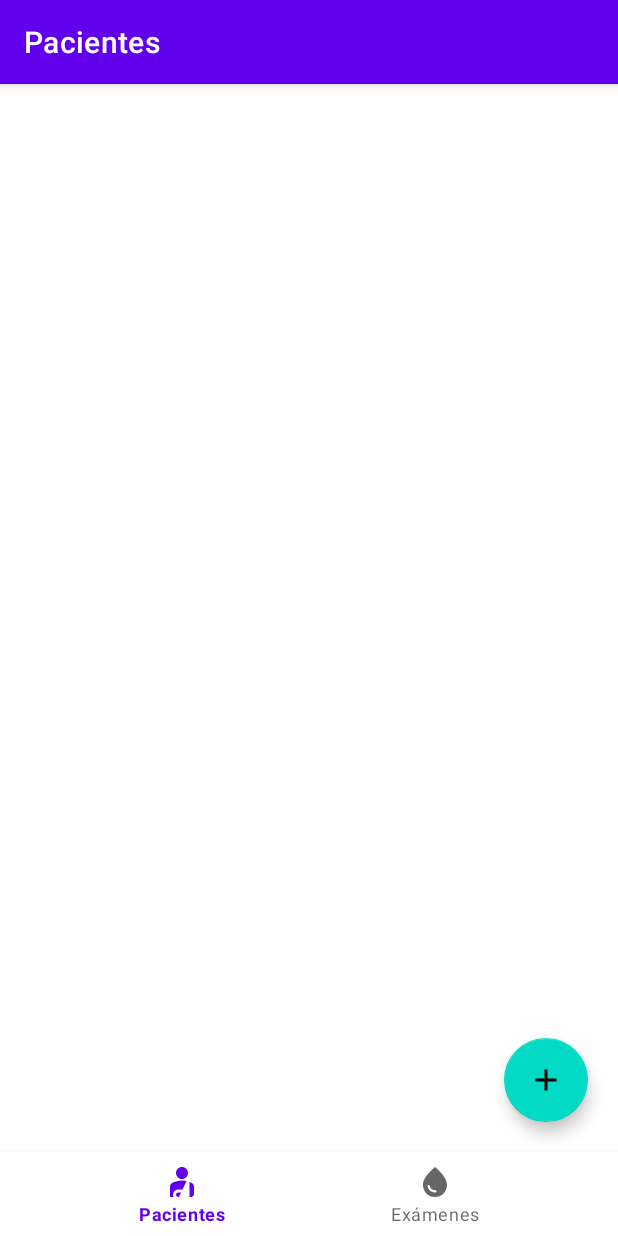
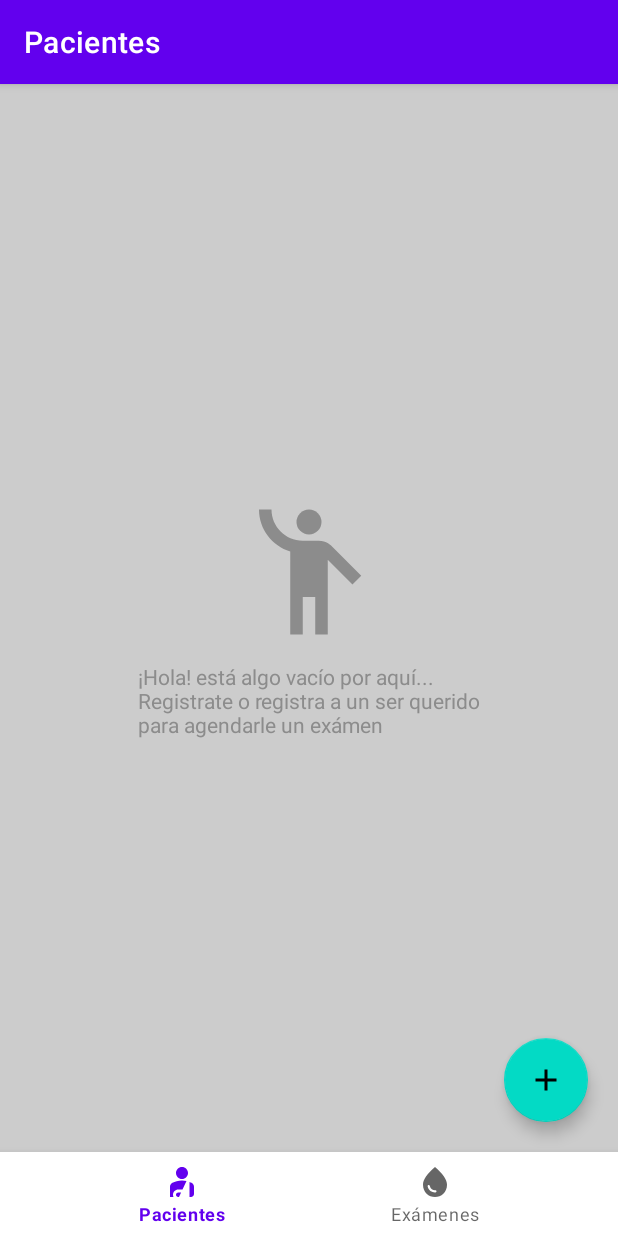
Before and after one commit to Antonioescp/laboratorio-pro-c-mobile-app, an Android app: the screen it shows after launch (MainActivity), on a phone screen of 412 x 824 dp. Run offline under Robolectric (Android 15) with nearby library versions, the phone set to English and light mode, and no system bars; our stand-ins replace Room's generated code, Timber, data binding, navigation-ui; 2 statements that could not run were skipped.

Commit message:
Added empty screen when there are no patients

```diff
--- a/app/src/main/java/com/gameloop/laboratorioclinicoproc/views/patients/MyPatientsViewModel.kt
+++ b/app/src/main/java/com/gameloop/laboratorioclinicoproc/views/patients/MyPatientsViewModel.kt
@@ -2,6 +2,7 @@ package com.gameloop.laboratorioclinicoproc.views.patients
 
 import androidx.lifecycle.LiveData
 import androidx.lifecycle.MutableLiveData
+import androidx.lifecycle.Transformations
 import androidx.lifecycle.ViewModel
 import androidx.lifecycle.viewModelScope
 import com.gameloop.laboratorioclinicoproc.database.dao.PatientDao
@@ -10,6 +11,12 @@ import kotlinx.coroutines.launch
 
 class MyPatientsViewModel(private val patientsDao: PatientDao) : ViewModel() {
     val patients = patientsDao.getAll()
+
+    val noPatients = Transformations.map(patients) {
+        it?.let {
+            it.isEmpty()
+        }
+    }
 
     private val _eventNavigateToAddPatient = MutableLiveData<Boolean>()
     val eventNavigateToAddPatient: LiveData<Boolean> = _eventNavigateToAddPatient
--- /dev/null
+++ b/app/src/main/res/drawable/ic_baseline_emoji_people_24.xml
@@ -0,0 +1,6 @@
+<vector android:height="24dp" android:tint="#FFFFFF"
+    android:viewportHeight="24" android:viewportWidth="24"
+    android:width="24dp" xmlns:android="http://schemas.android.com/apk/res/android">
+    <path android:fillColor="@android:color/white" android:pathData="M12,4m-2,0a2,2 0,1 1,4 0a2,2 0,1 1,-4 0"/>
+    <path android:fillColor="@android:color/white" android:pathData="M15.89,8.11C15.5,7.72 14.83,7 13.53,7c-0.21,0 -1.42,0 -2.54,0C8.24,6.99 6,4.75 6,2H4c0,3.16 2.11,5.84 5,6.71V22h2v-6h2v6h2V10.05L18.95,14l1.41,-1.41L15.89,8.11z"/>
+</vector>
--- a/app/src/main/res/layout/fragment_my_patients.xml
+++ b/app/src/main/res/layout/fragment_my_patients.xml
@@ -8,17 +8,58 @@
                     name="viewModel"
                     type="com.gameloop.laboratorioclinicoproc.views.patients.MyPatientsViewModel"
                     />
+                <import type="android.view.View"/>
         </data>
         <FrameLayout
             android:id="@+id/flMain"
             android:layout_width="match_parent"
             android:layout_height="match_parent">
+
+                <!-- List of registered patients -->
                 <androidx.recyclerview.widget.RecyclerView
                     android:id="@+id/rv_patients"
                     android:layout_width="match_parent"
                     android:layout_height="match_parent"
                     tools:listitem="@layout/list_item_patient"
+                    android:visibility="@{viewModel.noPatients ? View.GONE : View.VISIBLE}"
                     />
+
+                <!-- Empty patients view -->
+                <androidx.constraintlayout.widget.ConstraintLayout
+                    android:orientation="vertical"
+                    android:id="@+id/flEmpty"
+                    android:layout_width="match_parent"
+                    android:layout_height="match_parent"
+                    android:background="@color/dark"
+                    android:visibility="@{viewModel.noPatients ? View.VISIBLE : View.GONE}"
+                    >
+                        <ImageView
+                            android:id="@+id/ivEmpty"
+                            android:layout_width="100dp"
+                            android:layout_height="100dp"
+                            app:layout_constraintStart_toStartOf="parent"
+                            app:layout_constraintEnd_toEndOf="parent"
+                            app:layout_constraintTop_toTopOf="parent"
+                            app:layout_constraintBottom_toTopOf="@id/tvEmpty"
+                            app:layout_constraintVertical_chainStyle="packed"
+                            app:tint="@color/darker"
+                            android:src="@drawable/ic_baseline_emoji_people_24"
+                            />
+                        <TextView
+                            android:id="@+id/tvEmpty"
+                            android:layout_width="wrap_content"
+                            android:layout_height="wrap_content"
+                            app:layout_constraintStart_toStartOf="parent"
+                            app:layout_constraintEnd_toEndOf="parent"
+                            app:layout_constraintBottom_toBottomOf="parent"
+                            app:layout_constraintTop_toBottomOf="@id/ivEmpty"
+                            android:layout_marginTop="10dp"
+                            android:text="@string/no_patients_msg"
+                            android:textColor="@color/darker"
+                            />
+                </androidx.constraintlayout.widget.ConstraintLayout>
+
+                <!-- FAB to add patients -->
                 <com.google.android.material.floatingactionbutton.FloatingActionButton
                     android:id="@+id/fab_new_patient"
                     android:layout_width="wrap_content"
--- a/app/src/main/res/values/colors.xml
+++ b/app/src/main/res/values/colors.xml
@@ -9,4 +9,6 @@
     <color name="white">#FFFFFFFF</color>
     <color name="male">#2D8FB3</color>
     <color name="female">#F5409A</color>
+    <color name="dark">#CCCCCC</color>
+    <color name="darker">#8C8C8C</color>
 </resources>
--- a/app/src/main/res/values/strings.xml
+++ b/app/src/main/res/values/strings.xml
@@ -17,4 +17,5 @@
     <string name="patients">Pacientes</string>
     <string name="tests">Exámenes</string>
     <string name="age_format">%d años</string>
+    <string name="no_patients_msg">¡Hola! está algo vacío por aquí...\nRegistrate o registra a un ser querido\npara agendarle un exámen</string>
 </resources>
```
